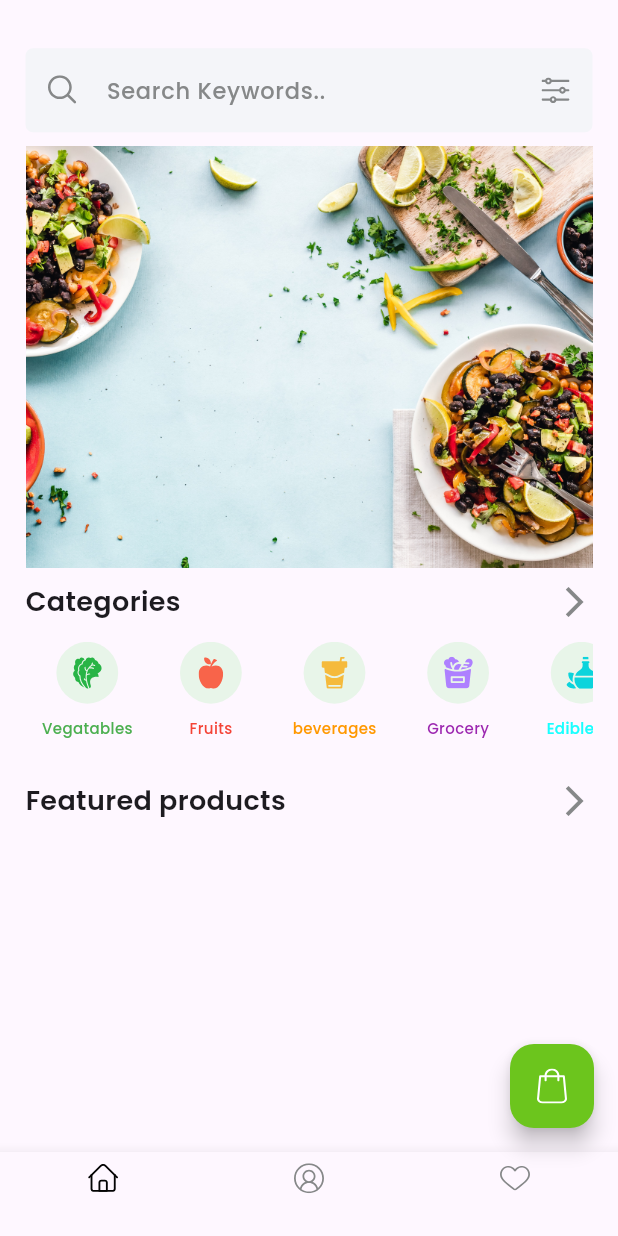
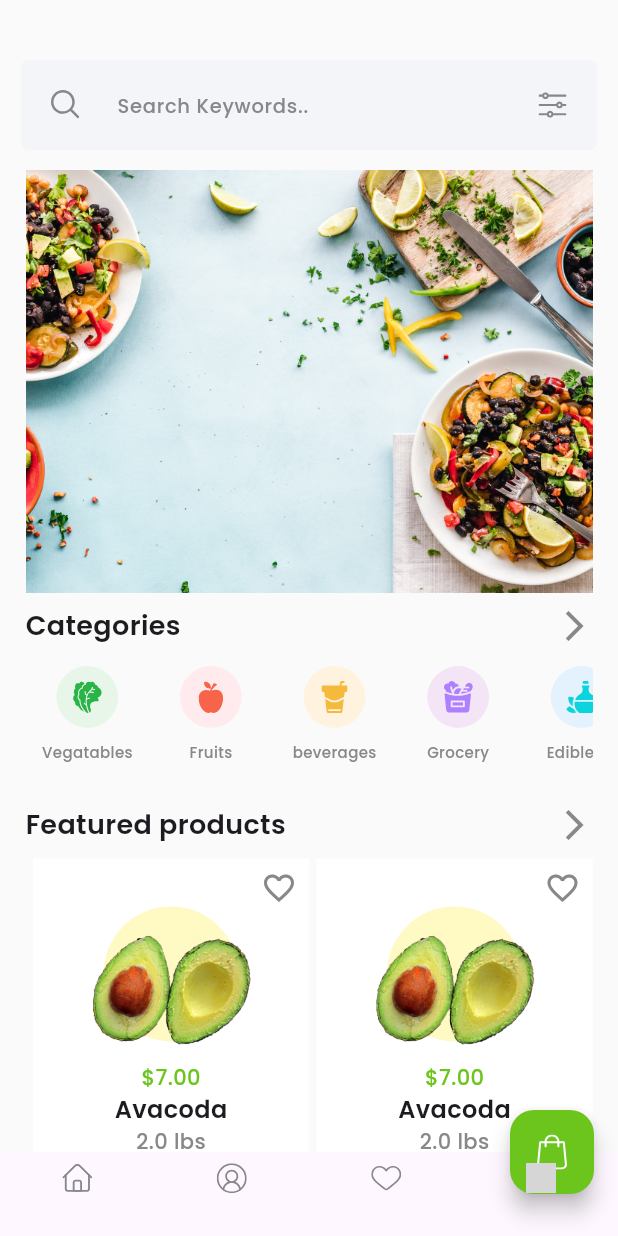
Before and after one commit to Halakadour/apple, a Flutter app: the screen it shows after launch, on a phone screen of 412 x 824 dp. Run offline on Flutter 3.47's test engine with Material 3 defaults, Android fonts, the phone set to English and light mode, and no system bars; our stand-ins replace firebase_core, flutter_screenutil, flutter_svg; accounts and stored records are empty; grey boxes are pictures that could not be loaded.

Commit message:
update home screen

```diff
--- a/lib/screens/home_screen.dart
+++ b/lib/screens/home_screen.dart
@@ -11,7 +11,7 @@ class HomeScreen extends StatelessWidget {
     ["assets/fruits.svg", Colors.red, "Fruits"],
     ["assets/beverages.svg", Colors.orange, "beverages"],
     ["assets/grocery.svg", Colors.purple, "Grocery"],
-    ["assets/oil.svg", Colors.cyanAccent, "Edible oil"],
+    ["assets/oil.svg", Colors.blue, "Edible oil"],
     ["assets/houshold.svg", Colors.pink, "Houshold"],
     ["assets/babycare.svg", Colors.blue, "Babycare"],
   ];
@@ -19,7 +19,11 @@ class HomeScreen extends StatelessWidget {
   @override
   Widget build(BuildContext context) {
     return Scaffold(
-      bottomNavigationBar: BottomNavigationBar(items: [
+      backgroundColor: Colors.grey[50],
+      bottomNavigationBar: BottomNavigationBar(
+          type: BottomNavigationBarType.fixed,
+          elevation: 0,
+          items: [
             BottomNavigationBarItem(
                 icon: SvgPicture.asset(
                   "assets/home.svg",
@@ -37,7 +41,13 @@ class HomeScreen extends StatelessWidget {
                   "assets/favorite.svg",
                   width: 20,
                 ),
-            label: "")
+                label: ""),
+            BottomNavigationBarItem(
+                icon: SvgPicture.asset(
+                  "",
+                  width: 20,
+                ),
+                label: ""),
           ]),
       floatingActionButton: FloatingActionButton(
         onPressed: () {},
@@ -47,40 +57,19 @@ class HomeScreen extends StatelessWidget {
           width: 20,
         ),
       ),
+      floatingActionButtonLocation: FloatingActionButtonLocation.endDocked,
       body: Padding(
+        padding: const EdgeInsets.only(top: 40),
+        child: Stack(
+          children: [
+            SingleChildScrollView(
+              child: Container(
+                width: 1.sw,
+                height: 3.sh,
                 padding: const EdgeInsets.symmetric(horizontal: 17),
                 child: Column(
                   children: [
-            35.verticalSpace,
-            TextField(
-              decoration: InputDecoration(
-                  filled: true,
-                  fillColor: const Color(0xffF4F5F9),
-                  prefixIcon: Padding(
-                    padding: const EdgeInsets.all(15),
-                    child: SvgPicture.asset(
-                      "assets/search.svg",
-                    ),
-                  ),
-                  hintText: "Search Keywords..",
-                  hintStyle: const TextStyle(
-                    color: Color(0xff868889),
-                    fontFamily: "Poppins",
-                    fontSize: 15,
-                    fontWeight: FontWeight.w500,
-                  ),
-                  suffixIcon: Padding(
-                    padding: const EdgeInsets.all(15),
-                    child: SvgPicture.asset("assets/filter.svg"),
-                  ),
-                  enabledBorder: OutlineInputBorder(
-                      borderRadius: BorderRadius.circular(5),
-                      borderSide: const BorderSide(color: Colors.transparent)),
-                  focusedBorder: OutlineInputBorder(
-                      borderRadius: BorderRadius.circular(5),
-                      borderSide: const BorderSide(color: Colors.transparent))),
-            ),
-            10.verticalSpace,
+                    80.verticalSpace,
                     Image.asset("assets/homey.png"),
                     10.verticalSpace,
                     const Row(
@@ -132,23 +121,137 @@ class HomeScreen extends StatelessWidget {
                         )
                       ],
                     ),
-
-            // Container(
-            //   color: Colors.red,
-            //   height: .06.sh,
-            //   width: 1.5.sw,
-            //   child: ListView.builder(
-            //     scrollDirection: Axis.horizontal,
-            //     itemCount: myTabs.length,
-            //     shrinkWrap: true,
-            //     itemBuilder: (context, index) {
-            //       return TabBarItems(
-            //           imagePath: myTabs[index][0],
-            //           color: myTabs[index][1],
-            //           foodType: myTabs[index][2]);
-            //     },
-            //   ),
-            // ),
+                    10.verticalSpace,
+                    Expanded(
+                        child: GridView.builder(
+                      physics: NeverScrollableScrollPhysics(),
+                      itemCount: 10,
+                      gridDelegate: SliverGridDelegateWithFixedCrossAxisCount(
+                          crossAxisCount: 2, childAspectRatio: .7),
+                      itemBuilder: (context, index) => Container(
+                        margin: EdgeInsets.only(left: 5, bottom: 5),
+                        decoration: BoxDecoration(color: Colors.white),
+                        child: Column(children: [
+                          Padding(
+                            padding: const EdgeInsets.all(8.0),
+                            child: Column(
+                              children: [
+                                Row(
+                                  mainAxisAlignment: MainAxisAlignment.end,
+                                  children: [
+                                    Icon(Icons.favorite_outline,
+                                        color: Color(0xff868889)),
+                                  ],
+                                ),
+                                Stack(
+                                  alignment: Alignment(0, 4),
+                                  children: [
+                                    Container(
+                                      width: 90,
+                                      height: 90,
+                                      clipBehavior: Clip.none,
+                                      decoration: BoxDecoration(
+                                          color: Colors.yellow.shade100,
+                                          shape: BoxShape.circle),
+                                    ),
+                                    Image.asset(
+                                      "assets/aocado.png",
+                                      width: 120,
+                                    ),
+                                  ],
+                                ),
+                                15.verticalSpace,
+                                Text(
+                                  "\$7.00",
+                                  style: TextStyle(
+                                      color: Color(0xff6CC51D),
+                                      fontFamily: "Poppins",
+                                      fontSize: 14,
+                                      fontWeight: FontWeight.w500),
+                                ),
+                                Text(
+                                  "Avacoda",
+                                  style: TextStyle(
+                                      fontFamily: "Poppins",
+                                      fontSize: 16,
+                                      fontWeight: FontWeight.w600),
+                                ),
+                                Text(
+                                  "2.0 lbs",
+                                  style: TextStyle(
+                                      color: Color(0xff868889),
+                                      fontFamily: "Poppins",
+                                      fontSize: 14,
+                                      fontWeight: FontWeight.w500),
+                                ),
+                              ],
+                            ),
+                          ),
+                          Divider(
+                            color: Color(0xFFEBEBEB),
+                            thickness: 1.2,
+                          ),
+                          Row(
+                            mainAxisAlignment: MainAxisAlignment.center,
+                            children: [
+                              SvgPicture.asset(
+                                "assets/bag.svg",
+                                width: 15,
+                                color: Color(0xff6CC51D),
+                              ),
+                              8.horizontalSpace,
+                              Text(
+                                "Add to cart",
+                                style: TextStyle(
+                                    color: Color(0xff010101),
+                                    fontFamily: "Poppins",
+                                    fontSize: 14,
+                                    fontWeight: FontWeight.w500),
+                              ),
+                            ],
+                          )
+                        ]),
+                      ),
+                    ))
+                  ],
+                ),
+              ),
+            ),
+            Padding(
+              padding: const EdgeInsets.symmetric(
+                horizontal: 14,
+              ),
+              child: TextField(
+                decoration: InputDecoration(
+                    filled: true,
+                    fillColor: const Color(0xffF4F5F9),
+                    prefixIcon: Padding(
+                      padding: const EdgeInsets.all(20),
+                      child: SvgPicture.asset(
+                        "assets/search.svg",
+                      ),
+                    ),
+                    hintText: "Search Keywords..",
+                    hintStyle: const TextStyle(
+                      color: Color(0xff868889),
+                      fontFamily: "Poppins",
+                      fontSize: 13,
+                      fontWeight: FontWeight.w500,
+                    ),
+                    suffixIcon: Padding(
+                      padding: const EdgeInsets.all(20),
+                      child: SvgPicture.asset("assets/filter.svg"),
+                    ),
+                    enabledBorder: OutlineInputBorder(
+                        borderRadius: BorderRadius.circular(5),
+                        borderSide:
+                            const BorderSide(color: Colors.transparent)),
+                    focusedBorder: OutlineInputBorder(
+                        borderRadius: BorderRadius.circular(5),
+                        borderSide:
+                            const BorderSide(color: Colors.transparent))),
+              ),
+            ),
           ],
         ),
       ),
--- a/lib/widgets/tab_bar.dart
+++ b/lib/widgets/tab_bar.dart
@@ -23,15 +23,14 @@ class TabBarItems extends StatelessWidget {
           width: .1.sh,
           height: .1.sw,
           padding: const EdgeInsets.all(10),
-          decoration:
-              BoxDecoration(color: Colors.green[50], shape: BoxShape.circle),
+          decoration: BoxDecoration(color: color[50], shape: BoxShape.circle),
           child: SvgPicture.asset(imagePath),
         ),
         10.verticalSpace,
         Text(
           foodType,
           style: TextStyle(
-              color: color,
+              color: Color(0xff868889),
               fontFamily: "Poppins",
               fontSize: 10,
               fontWeight: FontWeight.w500),
```
Also changed, not shown: assets/heart.svg (added), assets/heartFill.svg (added), assets/home.svg. Lines whose indentation alone changed are shown as unchanged.
